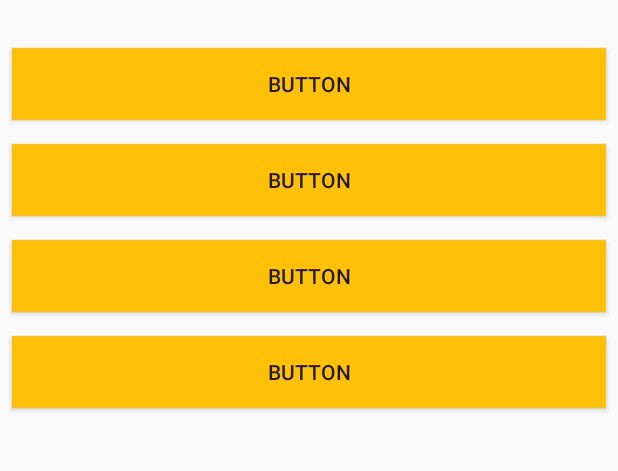
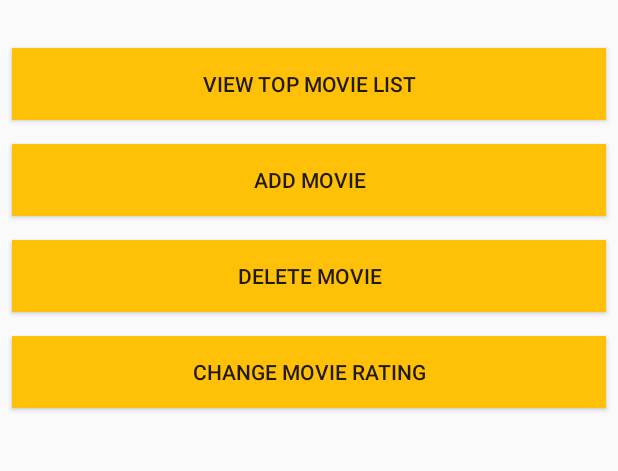
Before and after one commit to joe-vrolijk/TopMoviesFavs, an Android app: the screen it shows after launch (MainActivity), on a phone screen of 412 x 824 dp, the part 248-719 px from its top. Run offline under Robolectric (Android 15) with nearby library versions, the phone set to English and light mode, and no system bars.

Commit message:
Titles now static on homescreen

```diff
--- a/app/src/main/res/layout/activity_main.xml
+++ b/app/src/main/res/layout/activity_main.xml
@@ -14,7 +14,7 @@
         android:layout_marginTop="32dp"
         android:layout_marginRight="8dp"
         android:background="#FFC107"
-        android:text="Button"
+        android:text="@string/topMovieList"
         app:layout_constraintEnd_toEndOf="parent"
         app:layout_constraintHorizontal_bias="0.0"
         app:layout_constraintStart_toStartOf="parent"
@@ -28,7 +28,7 @@
         android:layout_marginTop="16dp"
         android:layout_marginRight="8dp"
         android:background="#FFC107"
-        android:text="Button"
+        android:text="@string/addMovie"
         app:layout_constraintEnd_toEndOf="parent"
         app:layout_constraintHorizontal_bias="0.0"
         app:layout_constraintStart_toStartOf="parent"
@@ -42,7 +42,7 @@
         android:layout_marginTop="16dp"
         android:layout_marginRight="8dp"
         android:background="#FFC107"
-        android:text="Button"
+        android:text="@string/deleteMovie"
         app:layout_constraintEnd_toEndOf="parent"
         app:layout_constraintHorizontal_bias="0.0"
         app:layout_constraintStart_toStartOf="parent"
@@ -56,7 +56,7 @@
         android:layout_marginTop="16dp"
         android:layout_marginRight="8dp"
         android:background="#FFC107"
-        android:text="Button"
+        android:text="@string/changeMovie"
         app:layout_constraintEnd_toEndOf="parent"
         app:layout_constraintHorizontal_bias="1.0"
         app:layout_constraintStart_toStartOf="parent"
--- a/app/src/main/res/values/strings.xml
+++ b/app/src/main/res/values/strings.xml
@@ -1,3 +1,7 @@
 <resources>
     <string name="app_name">TopMoviesFavs</string>
+    <string name="topMovieList">View Top Movie List</string>
+    <string name="addMovie">Add Movie</string>
+    <string name="deleteMovie">Delete Movie</string>
+    <string name="changeMovie">Change Movie Rating</string>
 </resources>
```
